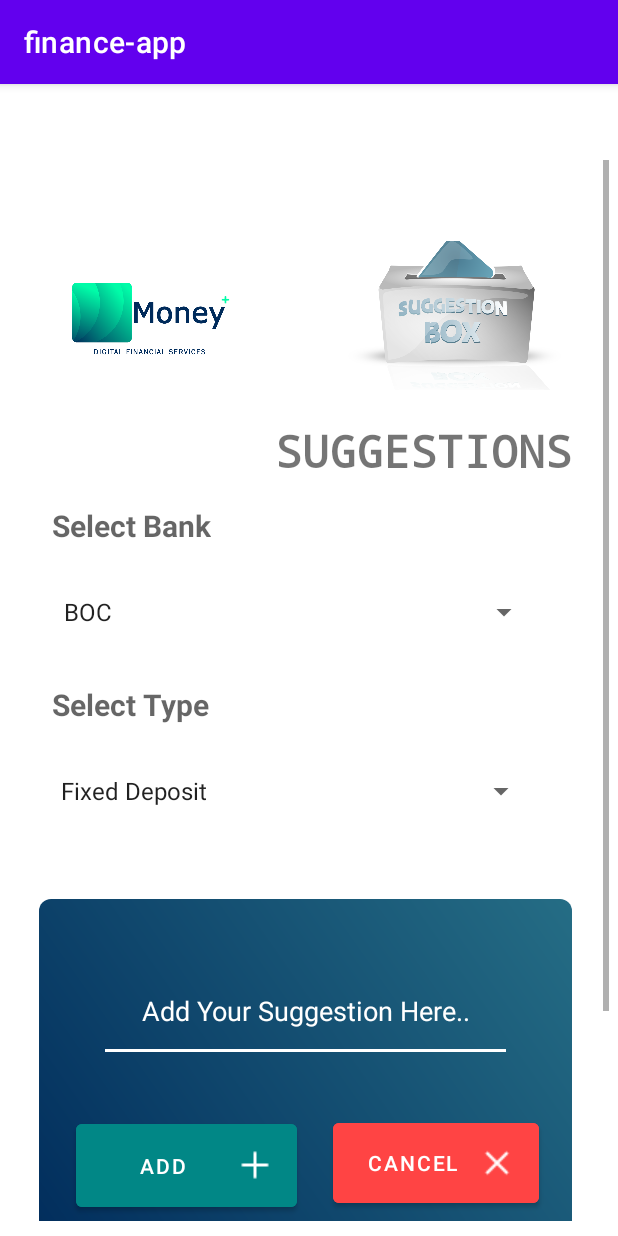
After one commit to Nisal-N-Narasinghe/finance_calculator, an Android app: the FinanceSuggestionActivity screen opened directly, with no data from a screen before it, on a phone screen of 412 x 824 dp. The commit adds this screen. Run offline under Robolectric (Android 15) with nearby library versions, the phone set to English and light mode, and no system bars; our stand-ins replace Firebase (no records; nobody signed in at launch, a user with empty details on screens opened directly).

Commit message:
:memo: Add Insert Suggetions

```diff
--- a/app/src/main/AndroidManifest.xml
+++ b/app/src/main/AndroidManifest.xml
@@ -44,6 +44,11 @@
             android:exported="true">
 
         </activity>
+        <activity
+            android:name=".activities.FinanceSuggestionActivity"
+            android:exported="true">
+
+        </activity>
     </application>
 
 </manifest>
--- /dev/null
+++ b/app/src/main/java/com/example/finance_app/activities/FinanceSuggestionActivity.kt
@@ -0,0 +1,94 @@
+package com.example.finance_app.activities
+
+import android.content.Intent
+import android.os.Bundle
+import android.widget.Button
+import android.widget.EditText
+import android.widget.Spinner
+import android.widget.Toast
+import androidx.appcompat.app.AppCompatActivity
+import com.example.finance_app.R
+import com.example.finance_app.models.SuggetionModel
+import com.google.firebase.database.DatabaseReference
+import com.google.firebase.database.FirebaseDatabase
+
+
+class FinanceSuggestionActivity:AppCompatActivity() {
+
+    private lateinit var sug_bank_name: Spinner
+    private lateinit var sug_finance_type: Spinner
+    private lateinit var sug_input_field: EditText
+    private lateinit var sug_add_btn: Button
+    private lateinit var sug_cancel_btn: Button
+    private lateinit var sug_edit_btn: Button
+
+    private lateinit var dbRef: DatabaseReference
+
+    override fun onCreate(savedInstanceState: Bundle?) {
+        super.onCreate(savedInstanceState)
+        setContentView(R.layout.activity_submit_suggestions)
+
+        sug_bank_name = findViewById(R.id.sug_bank_name)
+        sug_finance_type = findViewById(R.id.sug_finance_type)
+        sug_input_field = findViewById(R.id.sug_input_field)
+        sug_add_btn = findViewById(R.id.sug_add_btn)
+        sug_cancel_btn = findViewById(R.id.sug_cancel_btn)
+        sug_edit_btn = findViewById(R.id.sug_edit_btn)
+
+        dbRef = FirebaseDatabase.getInstance().getReference("FinSuggestions")
+
+
+        sug_add_btn.setOnClickListener {
+            saveSuggestionsData()
+            }
+        sug_cancel_btn.setOnClickListener {
+            sug_input_field.text.clear()
+        }
+        sug_edit_btn.setOnClickListener {
+            val intent = Intent(this, FetchingActivity::class.java)
+            startActivity(intent)
+        }
+    }
+
+
+    private fun saveSuggestionsData() {
+
+
+
+        //getting values
+        val bankName = sug_bank_name.toString()
+        val financeType = sug_finance_type.toString()
+        val suggestion = sug_input_field.text.toString()
+
+       /* if (bankName.isEmpty()) {
+            sug_bank_name.error = "Please enter name"
+            return
+        }
+        if (financeType.isEmpty()) {
+            sug_finance_type.error = "Please enter age"
+            return
+        } */
+        if (suggestion.isEmpty()) {
+            sug_input_field.error = "Please enter the suggetion"
+            return
+        }
+
+        val sugId = dbRef.push().key!!
+
+        val suggestions = SuggetionModel(sugId, bankName, financeType, suggestion)
+
+        dbRef.child(sugId).setValue(suggestions)
+            .addOnCompleteListener {
+                Toast.makeText(this, "Data inserted successfully", Toast.LENGTH_LONG).show()
+
+                //etEmpName.text.clear()
+                //etEmpAge.text.clear()
+                sug_input_field.text.clear()
+
+
+            }.addOnFailureListener { err ->
+                Toast.makeText(this, "Error ${err.message}", Toast.LENGTH_LONG).show()
+            }
+
+    }
+}
--- a/app/src/main/java/com/example/finance_app/activities/InsertionActivity.kt
+++ b/app/src/main/java/com/example/finance_app/activities/InsertionActivity.kt
@@ -44,12 +44,15 @@ class InsertionActivity : AppCompatActivity() {
 
         if (empName.isEmpty()) {
             etEmpName.error = "Please enter name"
+            return
         }
         if (empAge.isEmpty()) {
             etEmpAge.error = "Please enter age"
+            return
         }
         if (empSalary.isEmpty()) {
             etEmpSalary.error = "Please enter salary"
+            return
         }
 
         val empId = dbRef.push().key!!
--- a/app/src/main/java/com/example/finance_app/activities/MainActivity.kt
+++ b/app/src/main/java/com/example/finance_app/activities/MainActivity.kt
@@ -12,6 +12,7 @@ class MainActivity : AppCompatActivity() {
 
     private lateinit var btnInsertData: Button
     private lateinit var btnFetchData: Button
+    private lateinit var btnSug: Button
 
     override fun onCreate(savedInstanceState: Bundle?) {
         super.onCreate(savedInstanceState)
@@ -21,6 +22,8 @@ class MainActivity : AppCompatActivity() {
 
         btnInsertData = findViewById(R.id.btnInsertData)
         btnFetchData = findViewById(R.id.btnFetchData)
+        btnSug = findViewById(R.id.btnSug)
+
 
         btnInsertData.setOnClickListener {
             val intent = Intent(this, InsertionActivity::class.java)
@@ -32,5 +35,10 @@ class MainActivity : AppCompatActivity() {
             startActivity(intent)
         }
 
+        btnSug.setOnClickListener {
+            val intent = Intent(this, FinanceSuggestionActivity::class.java)
+            startActivity(intent)
+        }
+
     }
 }
--- /dev/null
+++ b/app/src/main/java/com/example/finance_app/models/SuggetionModel.kt
@@ -0,0 +1,8 @@
+package com.example.finance_app.models
+
+data class SuggetionModel(
+    var sugId: String? = null,
+    var bankName: String? = null,
+    var finType: String? = null,
+    var suggetion: String? = null
+)
--- /dev/null
+++ b/app/src/main/res/drawable/custom_background.xml
@@ -0,0 +1,6 @@
+<?xml version="1.0" encoding="utf-8"?>
+<shape xmlns:android="http://schemas.android.com/apk/res/android"
+    android:shape="rectangle">
+    <corners android:radius="20dp" />
+    <solid android:color="@color/white" />
+</shape>
--- /dev/null
+++ b/app/src/main/res/drawable/rectangle_shape.xml
@@ -0,0 +1,12 @@
+<?xml version="1.0" encoding="utf-8"?>
+
+<shape xmlns:android="http://schemas.android.com/apk/res/android"
+    android:shape="rectangle">
+
+    <gradient android:startColor="#002B5B" android:endColor="#256D85" android:angle="45"></gradient>
+
+
+    <corners
+        android:radius="8dp"/>
+
+</shape>
--- a/app/src/main/res/layout/activity_main.xml
+++ b/app/src/main/res/layout/activity_main.xml
@@ -39,4 +39,14 @@
         app:layout_constraintStart_toStartOf="parent"
         app:layout_constraintTop_toBottomOf="@+id/btnInsertData" />
 
+    <Button
+        android:id="@+id/btnSug"
+        android:layout_width="wrap_content"
+        android:layout_height="wrap_content"
+        android:layout_marginTop="75dp"
+        android:text="Suggestions"
+        app:layout_constraintEnd_toEndOf="parent"
+        app:layout_constraintStart_toStartOf="parent"
+        app:layout_constraintTop_toBottomOf="@+id/btnFetchData" />
+
 </androidx.constraintlayout.widget.ConstraintLayout>
--- /dev/null
+++ b/app/src/main/res/layout/activity_submit_suggestions.xml
@@ -0,0 +1,205 @@
+<?xml version="1.0" encoding="utf-8"?>
+<androidx.constraintlayout.widget.ConstraintLayout xmlns:android="http://schemas.android.com/apk/res/android"
+    xmlns:app="http://schemas.android.com/apk/res-auto"
+    xmlns:tools="http://schemas.android.com/tools"
+    android:layout_width="match_parent"
+    android:layout_height="match_parent">
+
+    <ScrollView
+        android:id="@+id/scrollView2"
+        android:layout_width="406dp"
+        android:layout_height="707dp"
+        android:layout_marginTop="10dp"
+        android:layout_marginBottom="10dp"
+        android:background="@color/white"
+        app:layout_constraintBottom_toBottomOf="parent"
+        app:layout_constraintEnd_toEndOf="parent"
+        app:layout_constraintHorizontal_bias="0.0"
+        app:layout_constraintStart_toStartOf="parent"
+        app:layout_constraintTop_toTopOf="parent"
+        app:layout_constraintVertical_bias="1.0">
+
+        <LinearLayout
+            android:layout_width="match_parent"
+            android:layout_height="wrap_content"
+            android:layout_marginLeft="10dp"
+            android:layout_marginTop="10dp"
+            android:layout_marginRight="10dp"
+            android:layout_marginBottom="10dp"
+            android:orientation="vertical">
+
+
+            <androidx.constraintlayout.widget.ConstraintLayout
+                android:id="@+id/constraintLayout"
+                android:layout_width="393dp"
+                android:layout_height="840dp"
+                android:layout_marginTop="16dp"
+                android:layout_marginBottom="16dp"
+                android:background="@drawable/custom_background">
+
+
+                <TextView
+                    android:id="@+id/sug_bank_name_text"
+                    android:layout_width="wrap_content"
+                    android:layout_height="wrap_content"
+                    android:layout_marginTop="16dp"
+                    android:hint="Select Bank"
+                    android:textSize="20sp"
+
+                    android:textStyle="bold"
+                    app:layout_constraintEnd_toEndOf="parent"
+                    app:layout_constraintHorizontal_bias="0.087"
+                    app:layout_constraintStart_toStartOf="parent"
+                    app:layout_constraintTop_toBottomOf="@+id/sug_main_text"
+                    tools:text="@string/selectBank" />
+
+                <Spinner
+                    android:id="@+id/sug_bank_name"
+                    android:layout_width="325dp"
+                    android:layout_height="wrap_content"
+                    android:layout_marginTop="20dp"
+                    android:entries="@array/bankNames"
+                    android:minHeight="48dp"
+                    app:layout_constraintEnd_toEndOf="parent"
+                    app:layout_constraintHorizontal_bias="0.367"
+                    app:layout_constraintStart_toStartOf="parent"
+                    app:layout_constraintTop_toBottomOf="@+id/sug_bank_name_text" />
+
+                <TextView
+                    android:id="@+id/sug_fin_type_text"
+                    android:layout_width="wrap_content"
+                    android:layout_height="wrap_content"
+                    android:layout_marginTop="24dp"
+                    android:hint="@string/selectType"
+                    android:textSize="20sp"
+
+                    android:textStyle="bold"
+                    app:layout_constraintEnd_toEndOf="parent"
+                    app:layout_constraintHorizontal_bias="0.086"
+                    app:layout_constraintStart_toStartOf="parent"
+                    app:layout_constraintTop_toBottomOf="@+id/sug_bank_name"
+                    tools:text="@string/selectType" />
+
+                <Spinner
+                    android:id="@+id/sug_finance_type"
+                    android:layout_width="325dp"
+                    android:layout_height="wrap_content"
+                    android:layout_marginTop="20dp"
+                    android:entries="@array/financeType"
+                    android:minHeight="48dp"
+                    app:layout_constraintEnd_toEndOf="parent"
+                    app:layout_constraintHorizontal_bias="0.338"
+                    app:layout_constraintStart_toStartOf="parent"
+                    app:layout_constraintTop_toBottomOf="@+id/sug_fin_type_text" />
+
+                <View
+                    android:id="@+id/rectangle3"
+                    android:layout_width="355dp"
+                    android:layout_height="250dp"
+                    android:layout_marginTop="48dp"
+                    android:background="@drawable/rectangle_shape"
+                    app:layout_constraintEnd_toEndOf="parent"
+                    app:layout_constraintHorizontal_bias="0.421"
+                    app:layout_constraintStart_toStartOf="parent"
+                    app:layout_constraintTop_toBottomOf="@+id/sug_finance_type" />
+
+                <ImageView
+                    android:id="@+id/sug_main_img"
+                    android:layout_width="153dp"
+                    android:layout_height="99dp"
+                    android:layout_marginTop="28dp"
+                    android:outlineProvider="none"
+
+                    android:scaleType="centerCrop"
+                    app:layout_constraintEnd_toEndOf="parent"
+                    app:layout_constraintHorizontal_bias="0.726"
+                    app:layout_constraintStart_toEndOf="@+id/sug_app_logo"
+                    app:layout_constraintTop_toTopOf="parent"
+                    app:srcCompat="@drawable/suggestions" />
+
+                <TextView
+                    android:id="@+id/sug_main_text"
+                    android:layout_width="wrap_content"
+                    android:layout_height="wrap_content"
+                    android:layout_marginTop="20dp"
+                    android:fontFamily="monospace"
+                    android:text="SUGGESTIONS"
+                    android:textAlignment="center"
+                    android:textSize="30sp"
+                    android:textStyle="bold"
+                    app:layout_constraintEnd_toEndOf="parent"
+                    app:layout_constraintHorizontal_bias="0.887"
+                    app:layout_constraintStart_toStartOf="parent"
+                    app:layout_constraintTop_toBottomOf="@+id/sug_main_img" />
+
+                <ImageView
+                    android:id="@+id/sug_app_logo"
+                    android:layout_width="107dp"
+                    android:layout_height="127dp"
+
+                    android:layout_marginTop="16dp"
+                    app:layout_constraintEnd_toEndOf="parent"
+                    app:layout_constraintHorizontal_bias="0.125"
+                    app:layout_constraintStart_toStartOf="parent"
+                    app:layout_constraintTop_toTopOf="parent"
+                    app:srcCompat="@drawable/mlogo" />
+
+                <Button
+                    android:id="@+id/sug_add_btn"
+                    android:layout_width="147dp"
+                    android:layout_height="67dp"
+                    android:backgroundTint="@color/teal_700"
+                    android:drawableRight="@drawable/plus_math"
+                    android:text="ADD"
+                    app:layout_constraintBottom_toBottomOf="@+id/rectangle3"
+                    app:layout_constraintEnd_toStartOf="@+id/sug_cancel_btn"
+                    app:layout_constraintStart_toStartOf="@+id/rectangle3"
+                    app:layout_constraintTop_toBottomOf="@+id/sug_input_field"
+                    app:layout_constraintVertical_bias="0.476" />
+
+                <Button
+                    android:id="@+id/sug_cancel_btn"
+                    android:layout_width="137dp"
+                    android:layout_height="65dp"
+                    android:layout_marginEnd="44dp"
+                    android:backgroundTint="@android:color/holo_red_light"
+                    android:drawableRight="@drawable/cross_mark"
+                    android:text="Cancel"
+                    app:layout_constraintBottom_toBottomOf="@+id/rectangle3"
+                    app:layout_constraintEnd_toEndOf="parent"
+                    app:layout_constraintTop_toBottomOf="@+id/sug_input_field"
+                    app:layout_constraintVertical_bias="0.46" />
+
+                <Button
+                    android:id="@+id/sug_edit_btn"
+                    android:layout_width="222dp"
+                    android:layout_height="70dp"
+                    android:layout_marginEnd="152dp"
+                    android:backgroundTint="@color/garyBlue"
+                    android:drawableLeft="@drawable/editicon"
+                    android:text="Edit Suggetions"
+                    app:layout_constraintBottom_toBottomOf="parent"
+                    app:layout_constraintEnd_toEndOf="parent"
+                    app:layout_constraintTop_toBottomOf="@+id/rectangle3"
+                    app:layout_constraintVertical_bias="0.545"
+                    tools:text="@string/editSuggestion" />
+
+                <com.google.android.material.textfield.TextInputEditText
+                    android:id="@+id/sug_input_field"
+                    android:layout_width="275dp"
+                    android:layout_height="68dp"
+                    android:backgroundTint="#FFFFFF"
+                    android:hint="Add Your Suggestion Here.."
+                    android:textAlignment="center"
+                    android:textColor="@color/white"
+                    android:textColorHint="@color/white"
+                    app:layout_constraintBottom_toBottomOf="@+id/rectangle3"
+                    app:layout_constraintEnd_toEndOf="@+id/rectangle3"
+                    app:layout_constraintStart_toStartOf="@+id/rectangle3"
+                    app:layout_constraintTop_toTopOf="@+id/rectangle3"
+                    app:layout_constraintVertical_bias="0.225" />
+
+            </androidx.constraintlayout.widget.ConstraintLayout>
+        </LinearLayout>
+    </ScrollView>
+</androidx.constraintlayout.widget.ConstraintLayout>
--- a/app/src/main/res/values/colors.xml
+++ b/app/src/main/res/values/colors.xml
@@ -12,4 +12,15 @@
     <color name="yellow">#FFC801</color>
     <color name="divider_grey">#E9E9E9</color>
 
+    <color name="lightGreen">#8FE3CF</color>
+    <color name="darkBlue">#002B5B</color>
+    <color name="Teal">#256D85</color>
+    <color name="garyBlue">#2B4865</color>
+
+    <color name="teal_100">#FF03DAC5</color>
+    <color name="red">#ffcc0000</color>
+    <color name="green">#4efc03</color>
+
+    <color name="redN">#AA1B11</color>
+
 </resources>
--- a/app/src/main/res/values/strings.xml
+++ b/app/src/main/res/values/strings.xml
@@ -1,4 +1,46 @@
 <resources>
     <string name="app_name">finance-app</string>
 
+
+    <!-- IT21259302 Narasinghe N.M.N.N -->
+    <string name="finance">FINANCE</string>
+    <string name="rates">RATES</string>
+    <string name="calc">CALCULATOR</string>
+    <string name="preference">PREFERENCES</string>
+    <string name="suggestion">SUGGESTION</string>
+    <string name="edSuggestion">Edit Suggestions</string>
+    <string name="selectType">Select Type</string>
+    <string name="selectBank">Select Bank</string>
+    <string name="selectPeriod">Select Period</string>
+    <string name="selectCalc">Calculators</string>
+    <string name="Calculate">Calculate</string>
+    <string name="submit">Submit</string>
+    <string name="editSuggestion">EDIT SUGGESTIONS</string>
+    <string name="editDetails">Update</string>
+    <string name="deleteDetails">SUGGESTION</string>
+    <string name="bName">Bank Name</string>
+    <string name="rate">Current Rates</string>
+    <string-array name="financeType">
+        <item>Fixed Deposit</item>
+        <item>Loan</item>
+        <item>Leasings</item>
+        <item>Insurance</item>
+        <item>Exchange Rates</item>
+    </string-array>
+    <!-- IT21259302 Narasinghe N.M.N.N -->
+    <string-array name="bankNames">
+        <item>BOC</item>
+        <item>NSB</item>
+        <item>Com-Bank</item>
+        <item>Sampath</item>
+        <item>Peoples Bank</item>
+    </string-array>
+    <string-array name="tPeriod">
+        <item>03 Months</item>
+        <item>06 Months</item>
+        <item>12 Months</item>
+        <item>36 Months</item>
+        <item>60 Months</item>
+    </string-array>
+
 </resources>
```
Also changed, not shown: app/src/main/res/drawable/cross_mark.png (added), app/src/main/res/drawable/editicon.png (added), app/src/main/res/drawable/mlogo.png (added), app/src/main/res/drawable/plus_math.png (added), app/src/main/res/drawable/suggestions.png (added).
